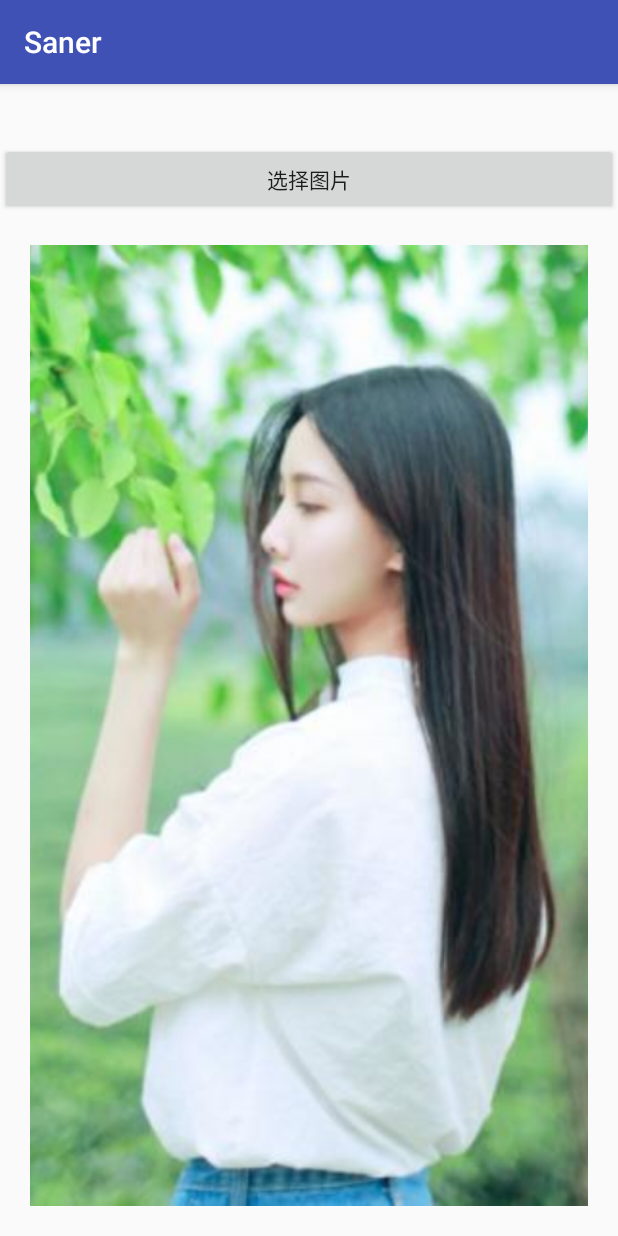
After one commit to Sanerly/Saner, an Android app: the ShowPhotoActivity screen opened directly, with no data from a screen before it, on a phone screen of 412 x 824 dp. The commit adds this screen. Run offline under Robolectric (Android 15) with nearby library versions, the phone set to English and light mode, and no system bars.

Commit message:
增加了相片选择器

```diff
--- a/app/build.gradle
+++ b/app/build.gradle
@@ -25,4 +25,6 @@ dependencies {
     testImplementation 'junit:junit:4.12'
     androidTestImplementation 'com.android.support.test:runner:1.0.1'
     androidTestImplementation 'com.android.support.test.espresso:espresso-core:3.0.1'
+    implementation 'com.android.support:recyclerview-v7:26.1.0'
+    compile 'com.github.bumptech.glide:glide:3.7.0'
 }
--- /dev/null
+++ b/app/src/main/java/com/saner/ui/photo/ShowPhotoActivity.java
@@ -0,0 +1,48 @@
+package com.saner.ui.photo;
+
+import android.content.Intent;
+import android.os.Bundle;
+import android.support.annotation.Nullable;
+import android.support.v7.app.AppCompatActivity;
+import android.view.View;
+import android.widget.ImageView;
+import android.widget.TextView;
+
+import com.saner.R;
+
+/**
+ * Created by sunset on 2018/3/21.
+ */
+
+public class ShowPhotoActivity extends AppCompatActivity{
+
+    private ImageView image;
+    private TextView text;
+
+    @Override
+    protected void onCreate(@Nullable Bundle savedInstanceState) {
+        super.onCreate(savedInstanceState);
+        setContentView(R.layout.activity_show_photo);
+        init();
+    }
+
+    private void init() {
+        image=findViewById(R.id.imageView);
+        text=findViewById(R.id.textView);
+
+    }
+
+
+    public void onStartSelector(View view){
+//        LogUtil.logd("点击事件");
+        start(SelectedActivity.class);
+    }
+
+
+
+
+    public void start(Class<?> cls){
+        Intent intent=new Intent(this,cls);
+        startActivity(intent);
+    }
+}
--- a/app/src/main/java/com/saner/RoundAvatarActivity.java
+++ b/app/src/main/java/com/saner/ui/round/RoundAvatarActivity.java
@@ -1,8 +1,10 @@
-package com.saner;
+package com.saner.ui.round;
 
 import android.os.Bundle;
 import android.support.annotation.Nullable;
 import android.support.v7.app.AppCompatActivity;
+
+import com.saner.R;
 
 /**
  * Created by sunset on 2018/3/19.
--- a/app/src/main/java/com/saner/view/img/BaseShaderImageView.java
+++ b/app/src/main/java/com/saner/view/round/BaseShaderImageView.java
@@ -1,4 +1,4 @@
-package com.saner.view.img;
+package com.saner.view.round;
 
 import android.annotation.SuppressLint;
 import android.content.Context;
--- a/app/src/main/java/com/saner/view/img/BaseXfermodeImageView.java
+++ b/app/src/main/java/com/saner/view/round/BaseXfermodeImageView.java
@@ -1,4 +1,4 @@
-package com.saner.view.img;
+package com.saner.view.round;
 
 import android.annotation.SuppressLint;
 import android.content.Context;
--- a/app/src/main/java/com/saner/view/img/ShaderImage.java
+++ b/app/src/main/java/com/saner/view/round/ShaderImage.java
@@ -1,4 +1,4 @@
-package com.saner.view.img;
+package com.saner.view.round;
 
 import android.content.Context;
 import android.graphics.Bitmap;
--- a/app/src/main/java/com/saner/view/img/XfermodeImage.java
+++ b/app/src/main/java/com/saner/view/round/XfermodeImage.java
@@ -1,4 +1,4 @@
-package com.saner.view.img;
+package com.saner.view.round;
 
 import android.content.Context;
 import android.graphics.Bitmap;
--- a/app/src/main/res/layout/activity_main.xml
+++ b/app/src/main/res/layout/activity_main.xml
@@ -19,6 +19,8 @@
     <Button
         android:id="@+id/selected_photo"
         android:layout_width="match_parent"
+        android:onClick="onSelectedPhoto"
         android:layout_height="wrap_content"
-        android:text="选择照片"/>
+        android:text="选择照片"
+        tools:ignore="OnClick"/>
 </LinearLayout>
--- a/app/src/main/res/layout/activity_round_avatar.xml
+++ b/app/src/main/res/layout/activity_round_avatar.xml
@@ -6,14 +6,14 @@
     android:orientation="vertical"
     android:layout_height="match_parent">
 
-    <com.saner.view.img.ShaderImage
+    <com.saner.view.round.ShaderImage
         android:layout_width="100dp"
         android:layout_height="100dp"
         android:layout_margin="10dp"
         android:scaleType="centerCrop"
         android:src="@drawable/icon_photo"/>
 
-    <com.saner.view.img.XfermodeImage
+    <com.saner.view.round.XfermodeImage
         android:layout_width="100dp"
         android:layout_height="100dp"
         android:layout_margin="10dp"
--- /dev/null
+++ b/app/src/main/res/layout/activity_show_photo.xml
@@ -0,0 +1,33 @@
+<?xml version="1.0" encoding="utf-8"?>
+<LinearLayout
+    xmlns:android="http://schemas.android.com/apk/res/android"
+    xmlns:app="http://schemas.android.com/apk/res-auto"
+    xmlns:tools="http://schemas.android.com/tools"
+    android:layout_width="match_parent"
+    android:layout_height="match_parent"
+    android:orientation="vertical">
+
+
+    <TextView
+        android:id="@+id/textView"
+        android:layout_width="match_parent"
+        android:layout_height="wrap_content"
+        android:gravity="center_vertical"
+        android:padding="10dp"/>
+
+    <Button
+        android:layout_width="match_parent"
+        android:layout_height="wrap_content"
+        android:onClick="onStartSelector"
+        android:text="选择图片"/>
+
+    <ImageView
+        android:id="@+id/imageView"
+        android:layout_width="match_parent"
+        android:layout_height="match_parent"
+        android:layout_margin="20dp"
+        android:scaleType="centerCrop"
+        android:src="@drawable/icon_photo"/>
+
+
+</LinearLayout>
```
Also changed, not shown: app/src/main/AndroidManifest.xml (+8 -2 lines), app/src/main/java/com/saner/MainActivity.java (+7 -3 lines), app/src/main/java/com/saner/ui/photo/PhotoModel.java (added, +27 -0 lines), app/src/main/java/com/saner/ui/photo/SelectedActivity.java (added, +165 -0 lines), app/src/main/java/com/saner/ui/photo/SelectedAdapter.java (added, +92 -0 lines), app/src/main/java/com/saner/util/PhotoUtil.java (added, +37 -0 lines), app/src/main/java/com/saner/util/Systemconfig.java (added, +16 -0 lines), app/src/main/res/layout/activity_selected.xml (added, +48 -0 lines), app/src/main/res/layout/item_photo_selected.xml (added, +20 -0 lines), app/src/main/res/mipmap-xhdpi/icon_back.png (added).
